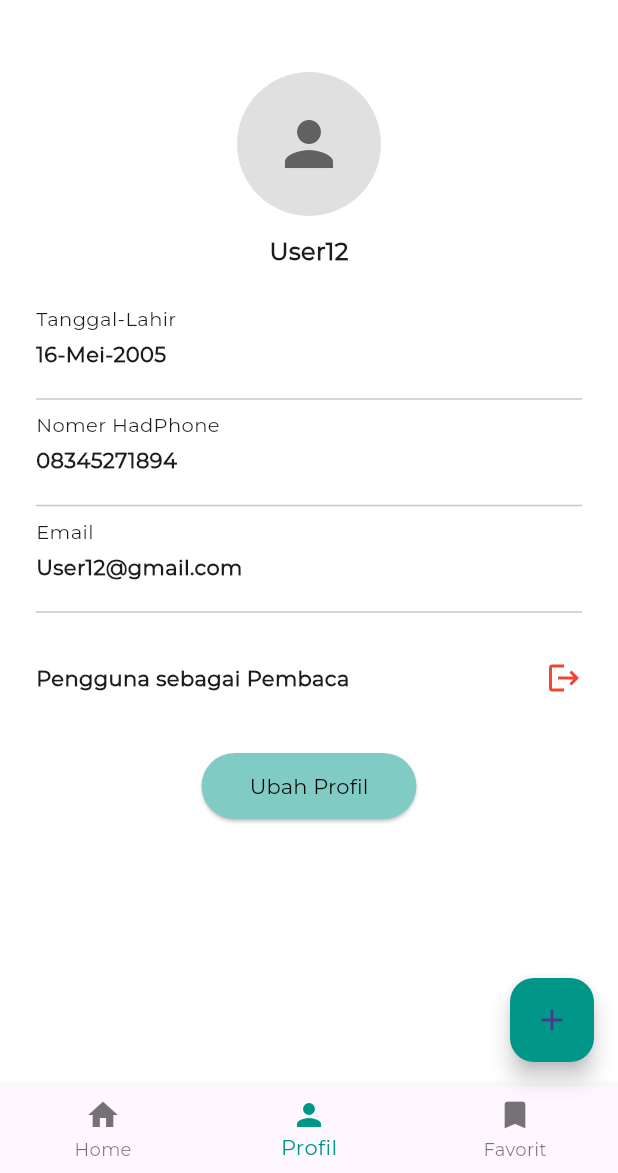
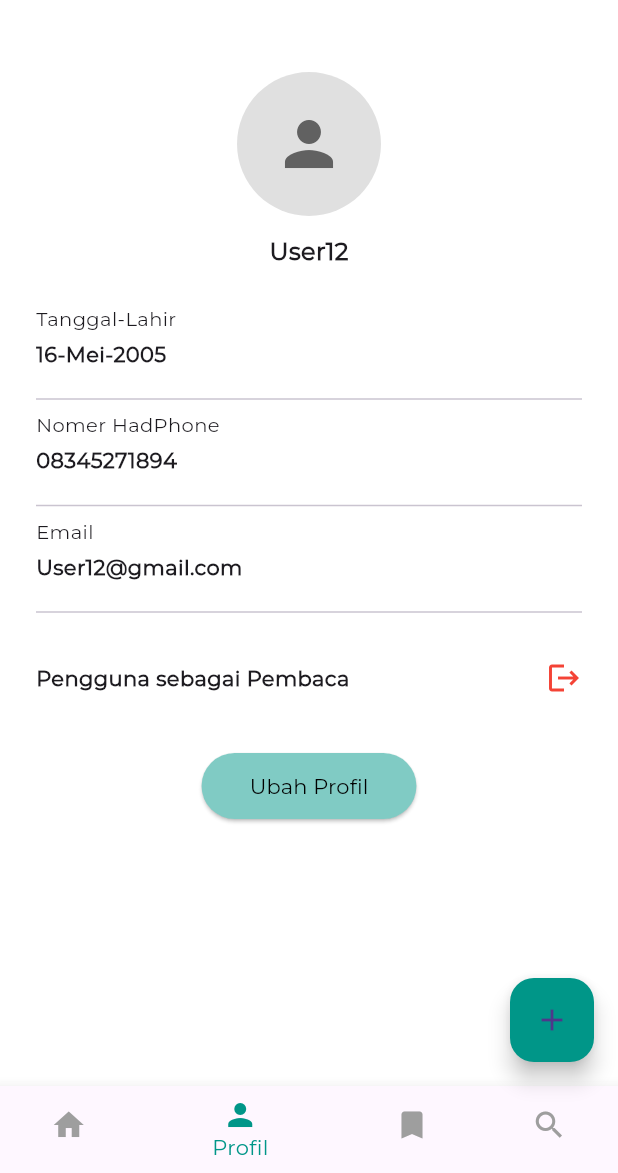
Before and after one commit to NovalFerdiansyahh/berat, a Flutter app: the screen it shows after launch, item 2 of the bottom bar chosen, on a phone screen of 412 x 824 dp, the part 63-1236 px from its top. Run offline on Flutter 3.47's test engine with Material 3 defaults, Android fonts, the phone set to English and light mode, and no system bars; our stand-ins replace image_picker; network calls fail.

Commit message:
posting dan halaman utama

```diff
--- a/lib/pages/halaman_post.dart
+++ b/lib/pages/halaman_post.dart
@@ -94,7 +94,7 @@ class _HalamanPostArtikelState extends State<HalamanPostArtikel> {
         ScaffoldMessenger.of(
           context,
         ).showSnackBar(SnackBar(content: Text('Artikel berhasil diposting!')));
-        Navigator.pop(context); // kembali setelah sukses
+        Navigator.pop(context);
       } else {
         ScaffoldMessenger.of(
           context,
--- a/lib/pages/halaman_utama.dart
+++ b/lib/pages/halaman_utama.dart
@@ -35,9 +35,11 @@ class _HalamanUtamaState extends State<HalamanUtama> {
           BottomNavigationBarItem(icon: Icon(Icons.home), label: "Home"),
           BottomNavigationBarItem(icon: Icon(Icons.person), label: "Profil"),
           BottomNavigationBarItem(icon: Icon(Icons.bookmark), label: "Favorit"),
+          BottomNavigationBarItem(icon: Icon(Icons.search), label: "Cari"),
         ],
         currentIndex: _selectedIndex,
         onTap: _onItemTapped,
+        unselectedItemColor: Colors.grey,
         selectedItemColor: Colors.teal,
       ),
       floatingActionButton: FloatingActionButton(
```
Also changed, not shown: lib/pages/halaman_utama_content.dart (+17 -3 lines).
